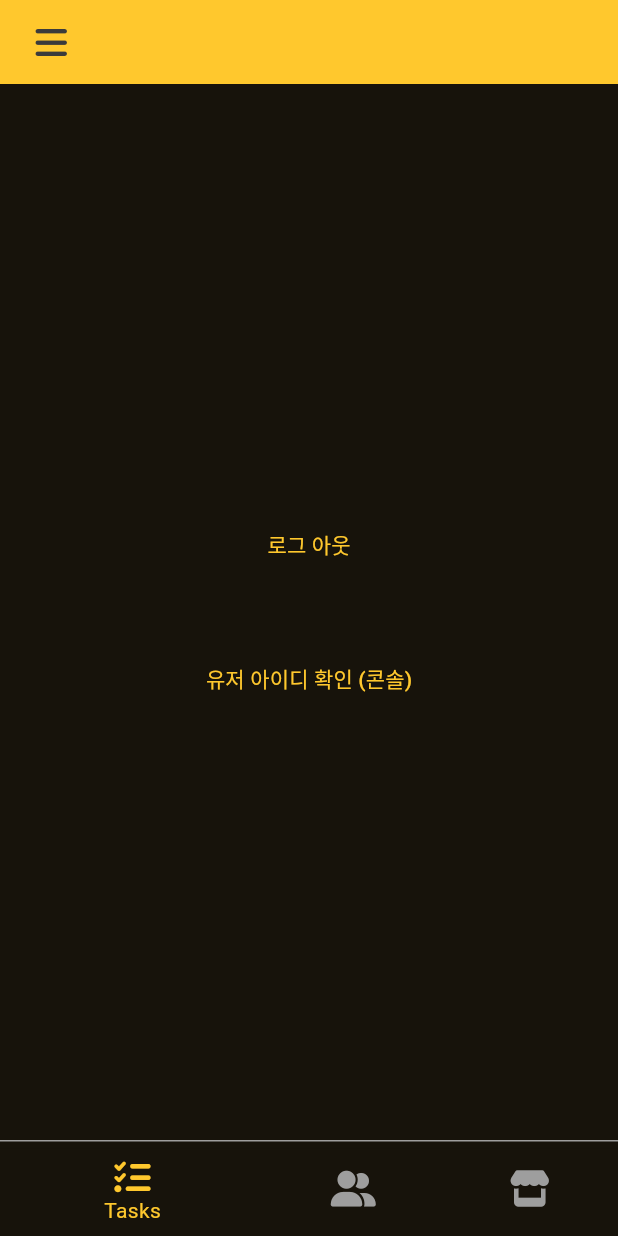
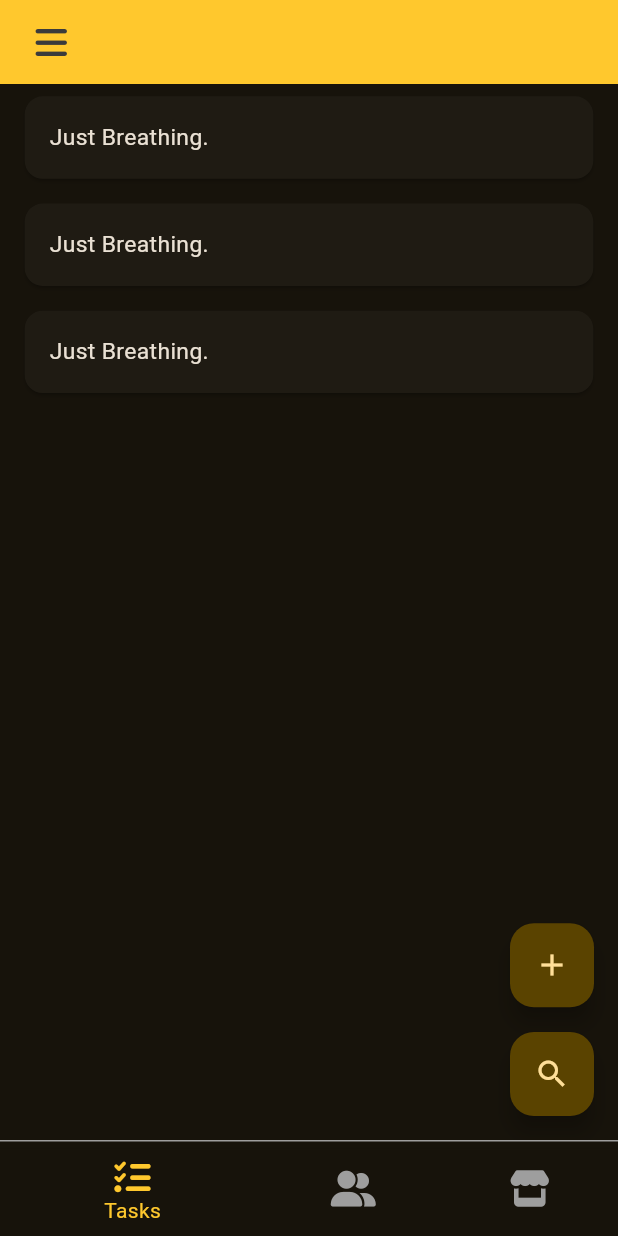
Before and after one commit to eunjooo2/TaskSpark_App, a Flutter app: the MainPage screen opened directly, on a phone screen of 412 x 824 dp. Run offline on Flutter 3.47's test engine with Material 3 defaults, Android fonts, the phone set to English and light mode, and no system bars; our stand-ins replace flutter_secure_storage, font_awesome_flutter, icons_plus, lottie, pocketbase, responsive_sizer; accounts and stored records are empty; network calls fail.

Commit message:
Implement basic widget for Task Screen

```diff
--- a/lib/main.dart
+++ b/lib/main.dart
@@ -1,5 +1,5 @@
 import 'package:flutter/material.dart';
-import 'package:task_spark/ui/pages/splash.dart';
+import 'package:task_spark/ui/pages/splash_page.dart';
 import 'package:responsive_sizer/responsive_sizer.dart';
 
 void main() {
--- a/lib/ui/pages/main_page.dart
+++ b/lib/ui/pages/main_page.dart
@@ -1,9 +1,11 @@
 import 'package:flutter/material.dart';
 import 'package:font_awesome_flutter/font_awesome_flutter.dart';
 import 'package:responsive_sizer/responsive_sizer.dart';
-import 'package:task_spark/ui/pages/social.dart';
+import 'package:task_spark/ui/pages/social_page.dart';
+import 'package:task_spark/ui/pages/store_page.dart';
+import 'package:task_spark/ui/pages/task_page.dart';
 import 'package:task_spark/ui/widgets/task_spark_drawer.dart';
-import 'package:task_spark/ui/pages/splash.dart';
+import 'package:task_spark/ui/pages/splash_page.dart';
 import 'package:task_spark/utils/pocket_base.dart';
 import 'package:task_spark/utils/secure_storage.dart';
 
@@ -115,41 +117,11 @@ class _MainPageState extends State<MainPage> {
         controller: _pageController,
         itemBuilder: (context, index) {
           if (index == 0) {
-            return Center(
-              child: Column(
-                mainAxisAlignment: MainAxisAlignment.center,
-                children: [
-                  TextButton(
-                    child: Text("로그 아웃"),
-                    onPressed: () async {
-                      Navigator.push(
-                        context,
-                        MaterialPageRoute(
-                          builder: (context) => SplashPage(),
-                        ),
-                      );
-                      PocketB().pocketBase.authStore.clear();
-                    },
-                  ),
-                  SizedBox(height: 5.h),
-                  TextButton(
-                    child: Text("유저 아이디 확인 (콘솔)"),
-                    onPressed: () async {
-                      String userID =
-                          await SecureStorage().storage.read(key: "userID") ??
-                              "";
-                      print(userID);
-                    },
-                  ),
-                ],
-              ),
-            );
+            return TaskPage();
           } else if (index == 1) {
             return SocialPage(); // 소셜 페이지
           } else if (index == 2) {
-            return Center(
-              child: Text("Hello World3"), // 상점 페이지
-            );
+            return StorePage();
           }
           return null;
         },
--- /dev/null
+++ b/lib/ui/pages/task_page.dart
@@ -0,0 +1,132 @@
+import 'package:flutter/material.dart';
+import 'package:responsive_sizer/responsive_sizer.dart';
+import 'package:task_spark/utils/models/task.dart';
+
+class TaskPage extends StatefulWidget {
+  const TaskPage({Key? key}) : super(key: key);
+
+  @override
+  State<TaskPage> createState() => _TaskPageState();
+}
+
+class _TaskPageState extends State<TaskPage> {
+  final _sc = ScrollController();
+  final _tasks = List.generate(3, (i) => Task(content: 'Just Breathing.'));
+  bool _loading = false;
+
+  @override
+  void initState() {
+    super.initState();
+    _fetch();
+    _sc.addListener(() {
+      if (_sc.position.pixels >= _sc.position.maxScrollExtent * 0.8 && !_loading) {
+        _fetch();
+      }
+    });
+  }
+
+  Future<void> _fetch() async {
+    setState(() => _loading = true);
+    await Future.delayed(const Duration(seconds: 1)); // 실제 API 호출로 대체
+    setState(() {
+      _loading = false;
+    });
+  }
+
+  Future<void> _addTask() async {
+    final c = TextEditingController();
+    await showDialog(
+      context: context,
+      builder: (_) => AlertDialog(
+        title: const Text('Add Task'),
+        content: TextField(controller: c, decoration: const InputDecoration(hintText: "Task Content")),
+        actions: [
+          TextButton(onPressed: () => Navigator.pop(context), child: const Text('Cancel')),
+          TextButton(
+            onPressed: () {
+              if (c.text.isNotEmpty) setState(() => _tasks.insert(0, Task(content: c.text)));
+              Navigator.pop(context);
+            },
+            child: const Text('추가'),
+          ),
+        ],
+      ),
+    );
+  }
+
+  Future<void> _search() async {
+    final c = TextEditingController();
+    await showDialog(
+      context: context,
+      builder: (_) => AlertDialog(
+        title: const Text('카드 검색'),
+        content: TextField(controller: c, decoration: const InputDecoration(hintText: "검색어 입력")),
+        actions: [
+          TextButton(onPressed: () => Navigator.pop(context), child: const Text('취소')),
+          TextButton(
+            onPressed: () {
+              final kw = c.text.trim();
+              Navigator.pop(context);
+              if (kw.isEmpty) return;
+              final items = _tasks.where((t) => t.content?.contains(kw) ?? false).toList();
+              showDialog(
+                context: context,
+                builder: (_) => AlertDialog(
+                  title: const Text('검색 결과'),
+                  content: items.isEmpty
+                      ? const Text('검색 결과가 없습니다.')
+                      : SizedBox(
+                    width: 80.w,
+                    height: 40.h,
+                    child: ListView.builder(
+                      itemCount: items.length,
+                      itemBuilder: (_, i) => ListTile(title: Text(items[i].content ?? '')),
+                    ),
+                  ),
+                  actions: [TextButton(onPressed: () => Navigator.pop(context), child: const Text('확인'))],
+                ),
+              );
+            },
+            child: const Text('검색'),
+          ),
+        ],
+      ),
+    );
+  }
+
+  @override
+  Widget build(BuildContext context) {
+    return Scaffold(
+      body: ListView.builder(
+        controller: _sc,
+        itemCount: _tasks.length + 1,
+        itemBuilder: (_, i) {
+          if (i == _tasks.length) {
+            return _loading
+                ? const Padding(
+              padding: EdgeInsets.all(16),
+              child: Center(child: CircularProgressIndicator()),
+            )
+                : const SizedBox();
+          }
+          final t = _tasks[i];
+          return Card(
+            margin: EdgeInsets.symmetric(horizontal: 4.w, vertical: 1.h),
+            child: Padding(
+              padding: EdgeInsets.all(2.h),
+              child: Text(t.content ?? '', style: TextStyle(fontSize: 16.sp)),
+            ),
+          );
+        },
+      ),
+      floatingActionButton: Column(
+        mainAxisAlignment: MainAxisAlignment.end,
+        children: [
+          FloatingActionButton(heroTag: 'add', onPressed: _addTask, child: const Icon(Icons.add)),
+          SizedBox(height: 2.h),
+          FloatingActionButton(heroTag: 'search', onPressed: _search, child: const Icon(Icons.search)),
+        ],
+      ),
+    );
+  }
+}
--- /dev/null
+++ b/lib/utils/models/task.dart
@@ -0,0 +1,23 @@
+import 'package:pocketbase/pocketbase.dart';
+import 'dart:convert';
+
+class Task {
+  String? content;
+
+  Task({
+    this.content
+  });
+
+  @override
+  String toString() {
+    return jsonEncode({
+      "content": content
+    });
+  }
+
+  factory Task.fromRecord(RecordModel record) {
+    return Task(
+      content: record.data["content"] as String?,
+    );
+  }
+}
```
Also changed, not shown: lib/ui/pages/splash_page.dart (renamed from lib/ui/pages/splash.dart, +8 -0 lines), lib/ui/pages/store_page.dart (added, +17 -0 lines), lib/ui/pages/social_page.dart (renamed from lib/ui/pages/social.dart).
